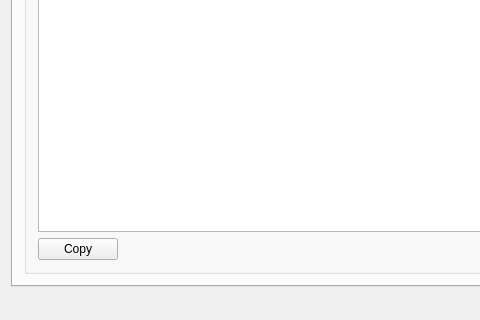
The window that CodeHelper/mainwindow.ui (matthiaszeller/CodeHelper) describes before a commit, drawn with Qt 5; both pictures show x 0 to 480 and y 447 to 767 of the 862 by 767 pixel window.
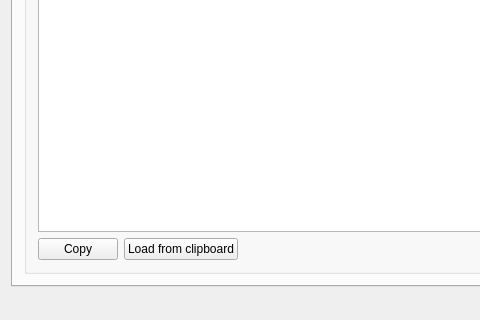
The same window after the commit.

Patch:
```diff
--- a/CodeHelper/mainwindow.ui
+++ b/CodeHelper/mainwindow.ui
@@ -369,6 +369,13 @@
                </property>
               </widget>
              </item>
+             <item>
+              <widget class="QPushButton" name="pushButton_prettify_load">
+               <property name="text">
+                <string>Load from clipboard</string>
+               </property>
+              </widget>
+             </item>
              <item>
               <spacer name="horizontalSpacer_2">
                <property name="orientation">
```
Left out of the diff: 9 changed lines with no effect on the pictures.
